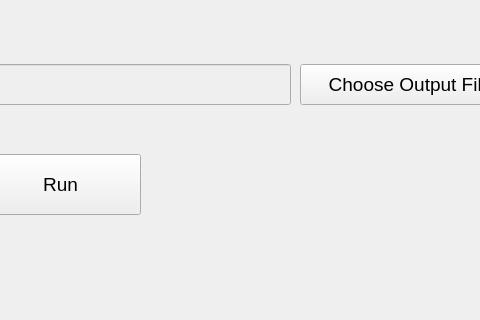
shattered97/OSICS_Interface, file src/Device_Tests/exfo_operationaltest_t100_swt_atn_window.ui: the form before one commit; both pictures show x 450 to 930 and y 466 to 786 of the 1024 by 786 pixel window.
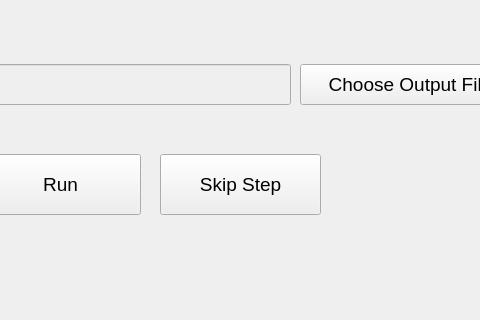
The form after the commit. Icons and pictures are not drawn.

The edit to the form file:
```diff
--- a/src/Device_Tests/exfo_operationaltest_t100_swt_atn_window.ui
+++ b/src/Device_Tests/exfo_operationaltest_t100_swt_atn_window.ui
@@ -115,6 +115,24 @@
      <bool>true</bool>
     </property>
    </widget>
+   <widget class="QPushButton" name="skipStepButton">
+    <property name="geometry">
+     <rect>
+      <x>610</x>
+      <y>620</y>
+      <width>161</width>
+      <height>61</height>
+     </rect>
+    </property>
+    <property name="font">
+     <font>
+      <pointsize>14</pointsize>
+     </font>
+    </property>
+    <property name="text">
+     <string>Skip Step</string>
+    </property>
+   </widget>
    <zorder>runTestButton</zorder>
    <zorder>outuptFilenameLineEdit</zorder>
    <zorder>outputFileButton</zorder>
```
Left out of the diff: 3 changed lines with no effect on the pictures.
